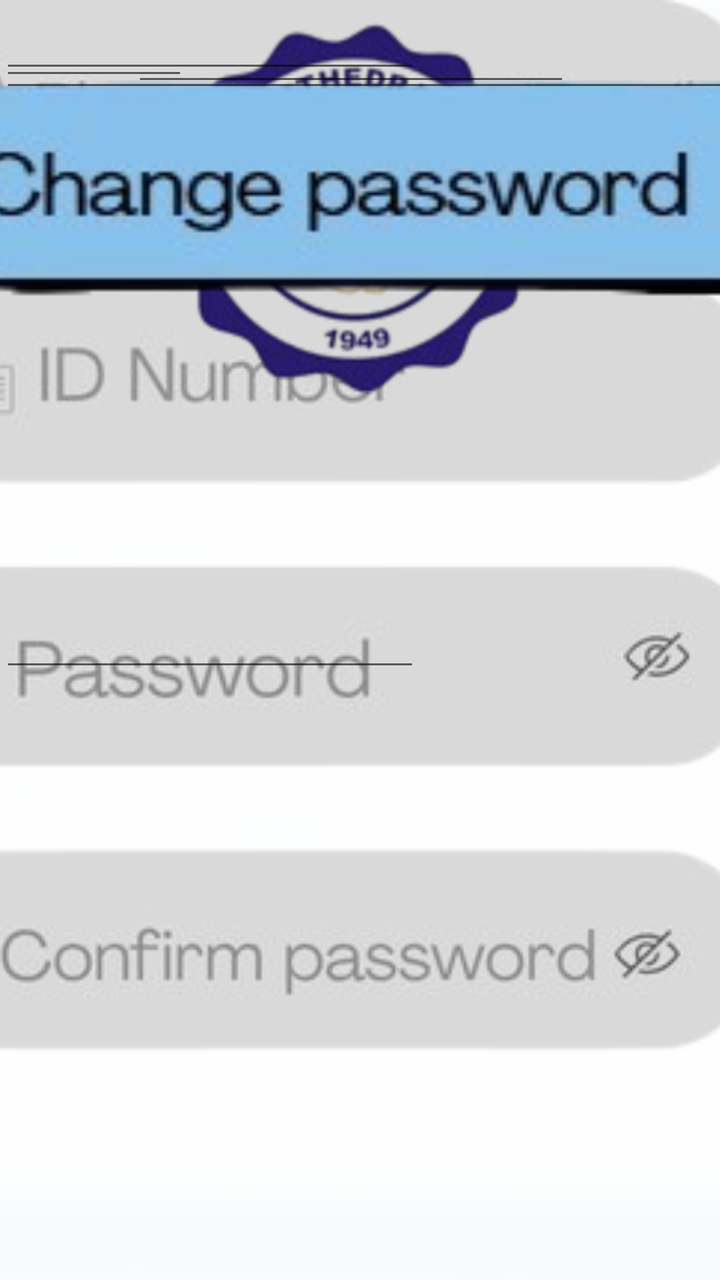
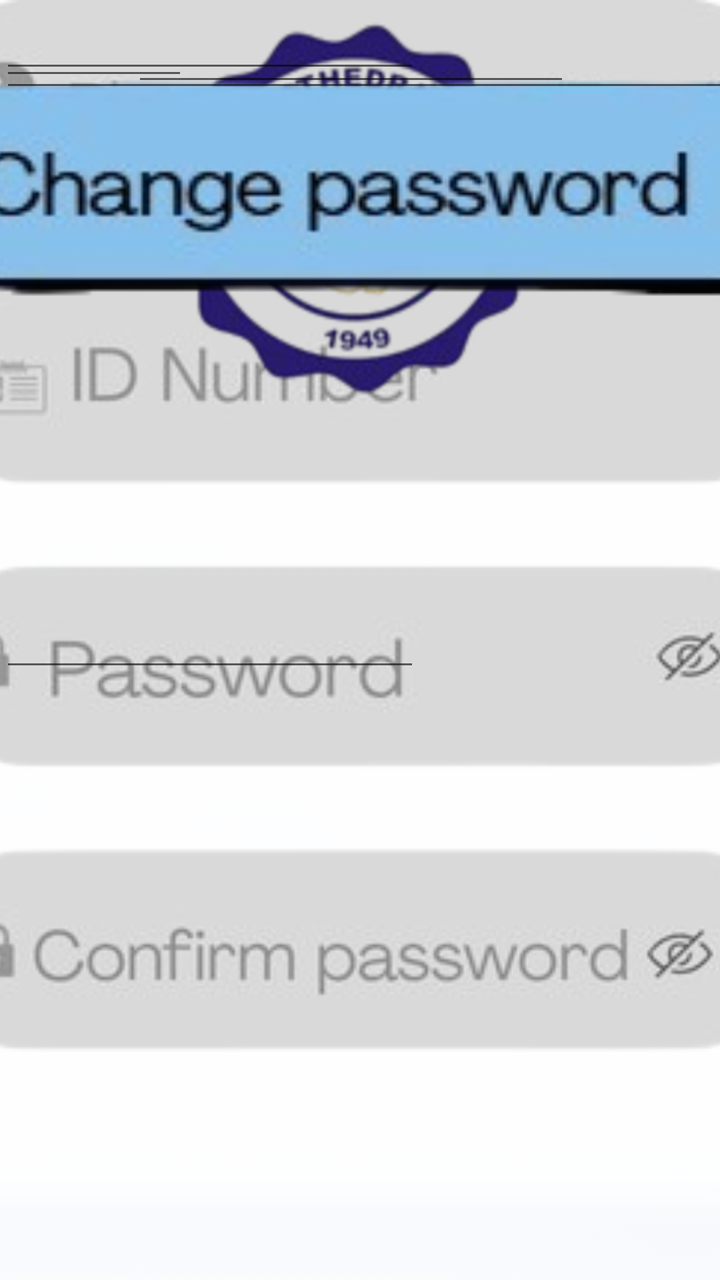

Two renders of the same Android screen: before a commit and after it. Below are the layout's source before the change and the commit's diff.
<!-- AndroidManifest.xml: application theme Theme.SurelyPresent -->
<!-- res/layout/activity_welcome.xml -->
<?xml version="1.0" encoding="utf-8"?>
<androidx.constraintlayout.widget.ConstraintLayout xmlns:android="http://schemas.android.com/apk/res/android"
    xmlns:app="http://schemas.android.com/apk/res-auto"
    xmlns:tools="http://schemas.android.com/tools"
    android:id="@+id/main"
    android:layout_width="match_parent"
    android:layout_height="match_parent"
    android:background="@color/teal_700"
    tools:context=".Login" >

    <ImageView
        android:id="@+id/imageView14"
        android:layout_width="2339dp"
        android:layout_height="1702dp"
        android:src="@drawable/background"
        app:layout_constraintBottom_toBottomOf="parent"
        app:layout_constraintEnd_toEndOf="parent"
        app:layout_constraintHorizontal_bias="0.499"
        app:layout_constraintStart_toStartOf="parent"
        app:layout_constraintTop_toTopOf="parent"
        app:layout_constraintVertical_bias="0.137" />

    <ImageView
        android:id="@+id/imageView23"
        android:layout_width="609dp"
        android:layout_height="527dp"
        android:src="@drawable/student_list__2__removebg_preview"
        app:layout_constraintEnd_toEndOf="parent"
        app:layout_constraintHorizontal_bias="0.565"
        app:layout_constraintStart_toStartOf="parent"
        tools:layout_editor_absoluteY="309dp" />

    <ImageView
        android:id="@+id/imageView24"
        android:layout_width="241dp"
        android:layout_height="207dp"
        android:src="@drawable/download"
        app:layout_constraintEnd_toEndOf="parent"
        app:layout_constraintStart_toStartOf="parent"
        tools:layout_editor_absoluteY="41dp" />

    <ImageView
        android:id="@+id/imageView26"
        android:layout_width="493dp"
        android:layout_height="178dp"
        android:src="@drawable/changepaswword_removebg_preview"
        android:visibility="visible"
        app:layout_constraintEnd_toEndOf="parent"
        app:layout_constraintHorizontal_bias="0.553"
        app:layout_constraintStart_toStartOf="parent"
        tools:layout_editor_absoluteY="898dp"
        tools:visibility="visible" />

    <Button
        android:id="@+id/button9"
        android:layout_width="442dp"
        android:layout_height="110dp"
        android:text="Button"
        android:visibility="gone"
        tools:layout_editor_absoluteX="186dp"
        tools:layout_editor_absoluteY="998dp" />

    <Button
        android:id="@+id/button10"
        android:layout_width="458dp"
        android:layout_height="108dp"
        android:text="Button"
        android:visibility="invisible"
        tools:layout_editor_absoluteX="188dp"
        tools:layout_editor_absoluteY="938dp" />

    <EditText
        android:id="@+id/editTextTextPassword"
        android:layout_width="366dp"
        android:layout_height="51dp"
        android:ems="10"
        android:inputType="textPassword"
        tools:layout_editor_absoluteX="240dp"
        tools:layout_editor_absoluteY="755dp" />

    <EditText
        android:id="@+id/editTextPhone2"
        android:layout_width="219dp"
        android:layout_height="48dp"
        android:ems="10"
        android:inputType="phone"
        app:layout_constraintEnd_toEndOf="parent"
        app:layout_constraintHorizontal_bias="0.469"
        app:layout_constraintStart_toStartOf="parent"
        tools:layout_editor_absoluteY="330dp" />

    <EditText
        android:id="@+id/editTextTextEmailAddress2"
        android:layout_width="94dp"
        android:layout_height="45dp"
        android:ems="10"
        android:inputType="textEmailAddress"
        tools:layout_editor_absoluteX="512dp"
        tools:layout_editor_absoluteY="333dp" />

    <EditText
        android:id="@+id/editTextNumberPassword"
        android:layout_width="wrap_content"
        android:layout_height="wrap_content"
        android:ems="10"
        android:inputType="numberPassword"
        app:layout_constraintBottom_toBottomOf="parent"
        app:layout_constraintTop_toTopOf="parent"
        tools:layout_editor_absoluteX="246dp" />

    <EditText
        android:id="@+id/editTextNumber"
        android:layout_width="wrap_content"
        android:layout_height="wrap_content"
        android:ems="10"
        android:inputType="number"
        tools:layout_editor_absoluteX="252dp"
        tools:layout_editor_absoluteY="469dp" />

</androidx.constraintlayout.widget.ConstraintLayout>
<!-- resources referenced by this layout -->
<resources>
  <color name="teal_700">#FF018786</color>
  <!-- drawable background: png bitmap (drawable, 15694 bytes) -->
  <!-- drawable changepaswword_removebg_preview: png bitmap (drawable, 22390 bytes) -->
  <!-- drawable download: png bitmap (drawable, 111982 bytes) -->
  <!-- drawable student_list__2__removebg_preview: png bitmap (drawable, 51160 bytes) -->
  <style name="Theme.SurelyPresent" parent="Theme.MaterialComponents.DayNight.DarkActionBar">
          
          <item name="colorPrimary">@color/purple_500</item>
          <item name="colorPrimaryVariant">@color/purple_700</item>
          <item name="colorOnPrimary">@color/white</item>
          
          <item name="colorSecondary">@color/teal_200</item>
          <item name="colorSecondaryVariant">@color/teal_700</item>
          <item name="colorOnSecondary">@color/black</item>
          
          <item name="android:statusBarColor">?attr/colorPrimaryVariant</item>
          
      </style>
  <color name="purple_500">#FF6200EE</color>
  <color name="purple_700">#FF3700B3</color>
  <color name="white">#FFFFFFFF</color>
  <color name="teal_200">#FF03DAC5</color>
  <color name="black">#FF000000</color>
</resources>

<!-- the commit's change to res/layout/activity_welcome.xml (unified diff, before → after) -->
@@ -26,7 +26,6 @@
         android:layout_height="527dp"
         android:src="@drawable/student_list__2__removebg_preview"
         app:layout_constraintEnd_toEndOf="parent"
-        app:layout_constraintHorizontal_bias="0.565"
         app:layout_constraintStart_toStartOf="parent"
         tools:layout_editor_absoluteY="309dp" />
 
@@ -37,7 +36,7 @@
         android:src="@drawable/download"
         app:layout_constraintEnd_toEndOf="parent"
         app:layout_constraintStart_toStartOf="parent"
-        tools:layout_editor_absoluteY="41dp" />
+        tools:layout_editor_absoluteY="43dp" />
 
     <ImageView
         android:id="@+id/imageView26"
